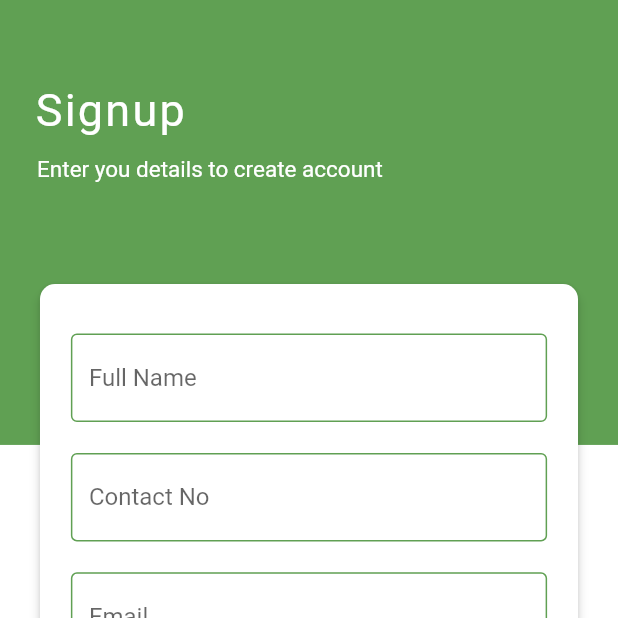
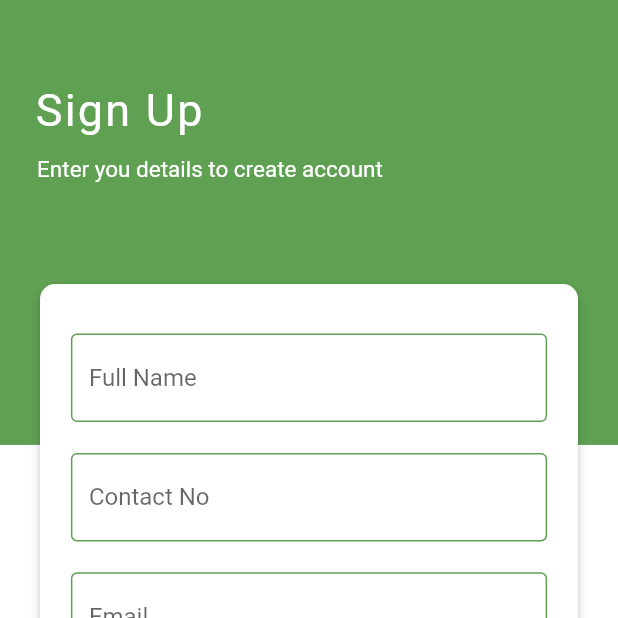
Before and after one commit to sam829/clump_task, a Flutter app: the SignUpScreen screen opened by its route, on a phone screen of 412 x 824 dp, the top half of it. Run offline on Flutter 3.47's test engine with Material 2 defaults, Android fonts, the phone set to English and light mode, and no system bars; our stand-ins replace get, google_fonts, sizer.

Commit message:
String resources are added

```diff
--- a/lib/main.dart
+++ b/lib/main.dart
@@ -1,6 +1,7 @@
 import 'package:clump_task/routes/pages.dart';
 import 'package:clump_task/routes/routes.dart';
 import 'package:clump_task/utils/colors.dart';
+import 'package:clump_task/utils/strings.dart';
 import 'package:flutter/material.dart';
 import 'package:get/get.dart';
 import 'package:sizer/sizer.dart';
@@ -17,7 +18,7 @@ class ClumpApp extends StatelessWidget {
     return Sizer(
       builder: (context, orientation, deviceType) {
         return GetMaterialApp(
-          title: 'Clump',
+          title: Strings.appName,
           initialRoute: Routes.logIn,
           theme: ThemeData(
             primaryColor: ClumpColors.primaryColor,
--- a/lib/modules/sign_up/sign_up_page.dart
+++ b/lib/modules/sign_up/sign_up_page.dart
@@ -1,6 +1,7 @@
 import 'package:clump_task/modules/components/background.dart';
 import 'package:clump_task/modules/components/card.dart';
 import 'package:clump_task/utils/colors.dart';
+import 'package:clump_task/utils/strings.dart';
 import 'package:flutter/material.dart';
 import 'package:google_fonts/google_fonts.dart';
 import 'package:sizer/sizer.dart';
@@ -21,7 +22,7 @@ class SignUpScreen extends StatelessWidget {
                 Padding(
                   padding: EdgeInsets.only(left: (5.6).w, top: (6.8).h),
                   child: Text(
-                    'Signup',
+                    Strings.signUp,
                     style: GoogleFonts.roboto(
                       fontSize: 30,
                       letterSpacing: 1.5,
@@ -32,7 +33,7 @@ class SignUpScreen extends StatelessWidget {
                 Padding(
                   padding: EdgeInsets.only(left: 6.w, top: (1.6).h),
                   child: Text(
-                    'Enter you details to create account',
+                    Strings.enterYourAccountDetails,
                     style: GoogleFonts.roboto(
                       fontSize: 15.00,
                       color: Colors.white,
@@ -64,7 +65,7 @@ class SignUpScreen extends StatelessWidget {
                             border: OutlineInputBorder(
                                 borderRadius:
                                     BorderRadius.all(Radius.circular(10))),
-                            hintText: 'Full Name',
+                            hintText: Strings.fullNameHint,
                           ),
                         ),
                       ),
@@ -79,7 +80,7 @@ class SignUpScreen extends StatelessWidget {
                             border: OutlineInputBorder(
                                 borderRadius:
                                     BorderRadius.all(Radius.circular(10))),
-                            hintText: 'Contact No',
+                            hintText: Strings.contactNo,
                           ),
                         ),
                       ),
@@ -94,7 +95,7 @@ class SignUpScreen extends StatelessWidget {
                             border: OutlineInputBorder(
                                 borderRadius:
                                     BorderRadius.all(Radius.circular(10))),
-                            hintText: 'Email',
+                            hintText: Strings.emailHint,
                           ),
                         ),
                       ),
@@ -109,7 +110,7 @@ class SignUpScreen extends StatelessWidget {
                             border: OutlineInputBorder(
                                 borderRadius:
                                     BorderRadius.all(Radius.circular(10))),
-                            hintText: 'Password',
+                            hintText: Strings.passwordHint,
                           ),
                         ),
                       ),
@@ -124,7 +125,7 @@ class SignUpScreen extends StatelessWidget {
                             border: OutlineInputBorder(
                                 borderRadius:
                                     BorderRadius.all(Radius.circular(10))),
-                            hintText: 'Confirm Password',
+                            hintText: Strings.confirmPasswordHint,
                           ),
                         ),
                       ),
@@ -139,7 +140,7 @@ class SignUpScreen extends StatelessWidget {
                                 backgroundColor: ClumpColors.primaryColor,
                               ),
                               child: const Text(
-                                'Next',
+                                Strings.next,
                                 style: TextStyle(fontSize: 18),
                               ),
                             ),
@@ -150,7 +151,7 @@ class SignUpScreen extends StatelessWidget {
                                 style: TextButton.styleFrom(
                                     foregroundColor: ClumpColors.primaryColor),
                                 child: const Text(
-                                  'Cancel',
+                                  Strings.cancel,
                                   style: TextStyle(fontSize: 18),
                                 ),
                               ),
--- /dev/null
+++ b/lib/utils/strings.dart
@@ -0,0 +1,16 @@
+class Strings {
+  static const appName = 'Clump';
+  static const logIn = 'Login';
+  static const welcomeBack = 'Welcome Back';
+  static const dontHaveAnAccount = "Don't have an account? ";
+  static const signUp = 'Sign Up';
+  static const emailHint = 'Email';
+  static const passwordHint = 'Password';
+  static const forgotPassword = 'Forgot Password?';
+  static const enterYourAccountDetails = 'Enter you details to create account';
+  static const fullNameHint = 'Full Name';
+  static const contactNo = 'Contact No';
+  static const confirmPasswordHint = 'Confirm Password';
+  static const next = 'Next';
+  static const cancel = 'Cancel';
+}
```
Also changed, not shown: lib/modules/log_in/log_in_page.dart (+9 -8 lines).
